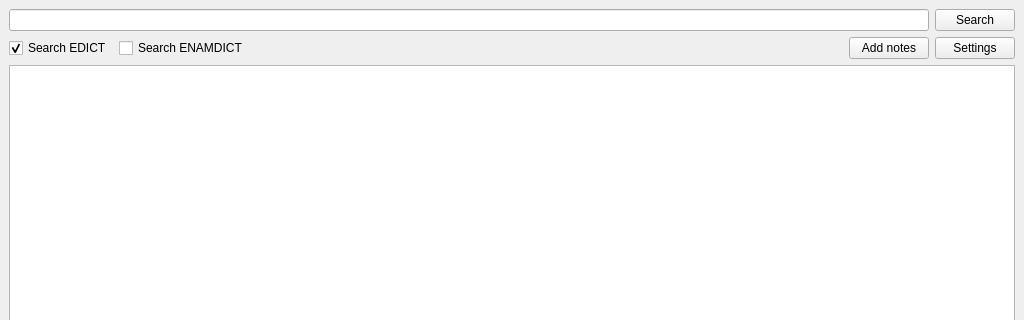
First picture: the form in searchedict/formbrowser.ui, repository qsantos/JapaNote, before the edit; both pictures show x 0 to 1024 and y 0 to 320 of the 1024 by 768 pixel window.
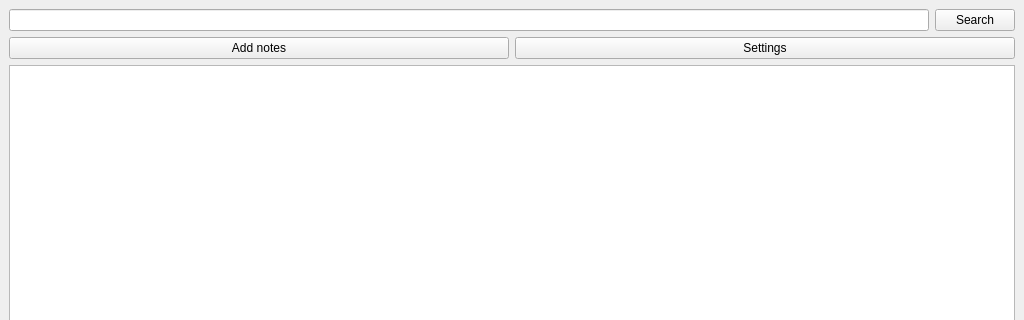
Second picture: the form after the edit.

Commit message: Remove EDICT2/ENAMDICT toggles

Diff of the .ui file:
```diff
--- a/searchedict/formbrowser.ui
+++ b/searchedict/formbrowser.ui
@@ -34,36 +34,6 @@
     </item>
     <item>
      <layout class="QHBoxLayout" name="horizontalLayout">
-      <item>
-       <widget class="QCheckBox" name="enableEDICT">
-        <property name="text">
-         <string>Search EDICT</string>
-        </property>
-        <property name="checked">
-         <bool>true</bool>
-        </property>
-       </widget>
-      </item>
-      <item>
-       <widget class="QCheckBox" name="enableENAMDICT">
-        <property name="text">
-         <string>Search ENAMDICT</string>
-        </property>
-       </widget>
-      </item>
-      <item>
-       <spacer name="horizontalSpacer">
-        <property name="orientation">
-         <enum>Qt::Horizontal</enum>
-        </property>
-        <property name="sizeHint" stdset="0">
-         <size>
-          <width>40</width>
-          <height>20</height>
-         </size>
-        </property>
-       </spacer>
-      </item>
       <item>
        <widget class="QPushButton" name="addButton">
         <property name="text">
```
The commit also changes 3 other files.
